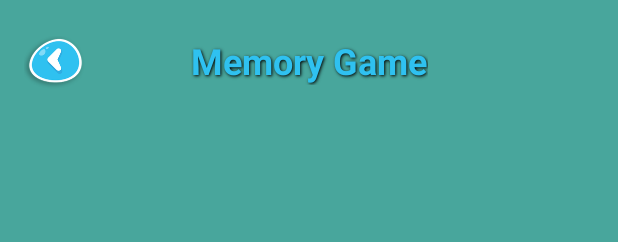
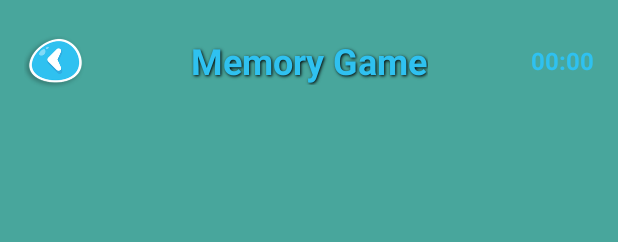
Before and after one commit to CaiqueAAndrade/Memory-Game, an Android app: the layout activity_memory_game.xml on its own in the app's theme, with its tools: preview values and no code run, on a phone screen of 412 x 824 dp. Shown: the top 242 px of the screen. Run offline under Robolectric (Android 15) with nearby library versions, the phone set to English and light mode, and no system bars.

Commit message:
Implement game timer

```diff
--- a/app/src/main/res/layout/activity_memory_game.xml
+++ b/app/src/main/res/layout/activity_memory_game.xml
@@ -15,27 +15,39 @@
             android:elevation="0dp"
             android:scaleType="centerCrop"
             app:lottie_autoPlay="true"
-            app:lottie_speed="0.5"
+            app:lottie_fileName="background_animation.json"
             app:lottie_loop="true"
 
-            app:lottie_fileName="background_animation.json" />
+            app:lottie_speed="0.5" />
 
         <TextView
             android:id="@+id/tv_memory_game_title"
             android:layout_width="wrap_content"
             android:layout_height="wrap_content"
             android:layout_marginTop="24dp"
+            android:shadowColor="@color/black"
+            android:shadowDx="1"
+            android:shadowDy="1"
+            android:shadowRadius="2"
             android:text="@string/header_title"
             android:textColor="@color/blue"
             android:textSize="24sp"
             android:textStyle="bold"
-            android:shadowColor="@color/black"
-            android:shadowDx="1"
-            android:shadowDy="1"
-            android:shadowRadius="2"
             app:layout_constraintEnd_toEndOf="parent"
             app:layout_constraintStart_toStartOf="parent"
             app:layout_constraintTop_toTopOf="parent" />
+
+        <Chronometer
+            android:id="@+id/ch_game_chronometer"
+            style="@style/CustomTimer"
+            android:layout_width="0dp"
+            android:layout_height="wrap_content"
+            android:layout_marginStart="16dp"
+            android:layout_marginEnd="16dp"
+            app:layout_constraintBottom_toBottomOf="@id/tv_memory_game_title"
+            app:layout_constraintEnd_toEndOf="parent"
+            app:layout_constraintStart_toEndOf="@id/tv_memory_game_title"
+            app:layout_constraintTop_toTopOf="@id/tv_memory_game_title" />
 
         <ImageButton
             android:id="@+id/ib_back"
@@ -81,11 +93,11 @@
             android:layout_width="match_parent"
             android:layout_height="wrap_content"
             android:visibility="gone"
-            app:lottie_fileName="success_animation.json"
+            app:layout_constraintBottom_toBottomOf="@+id/tv_memory_game_title"
             app:layout_constraintEnd_toEndOf="parent"
             app:layout_constraintStart_toStartOf="parent"
             app:layout_constraintTop_toTopOf="@+id/tv_memory_game_title"
-            app:layout_constraintBottom_toBottomOf="@+id/tv_memory_game_title"
+            app:lottie_fileName="success_animation.json"
             app:lottie_speed="1.8" />
     </androidx.constraintlayout.widget.ConstraintLayout>
 </layout>
--- a/app/src/main/res/values/styles.xml
+++ b/app/src/main/res/values/styles.xml
@@ -17,4 +17,11 @@
         <item name="android:textColor">@android:color/white</item>
         <item name="textAllCaps">false</item>
     </style>
+
+    <style name="CustomTimer">
+        <item name="android:textColor">@color/blue</item>
+        <item name="android:textAlignment">textEnd</item>
+        <item name="android:textSize">16sp</item>
+        <item name="android:textStyle">bold</item>
+    </style>
 </resources>
```
Also changed, not shown: app/src/main/java/com/homermemorygame/ui/MemoryGameActivity.kt (+9 -0 lines), app/src/main/java/com/homermemorygame/ui/viewmodel/MemoryGameViewModel.kt (+10 -0 lines).
